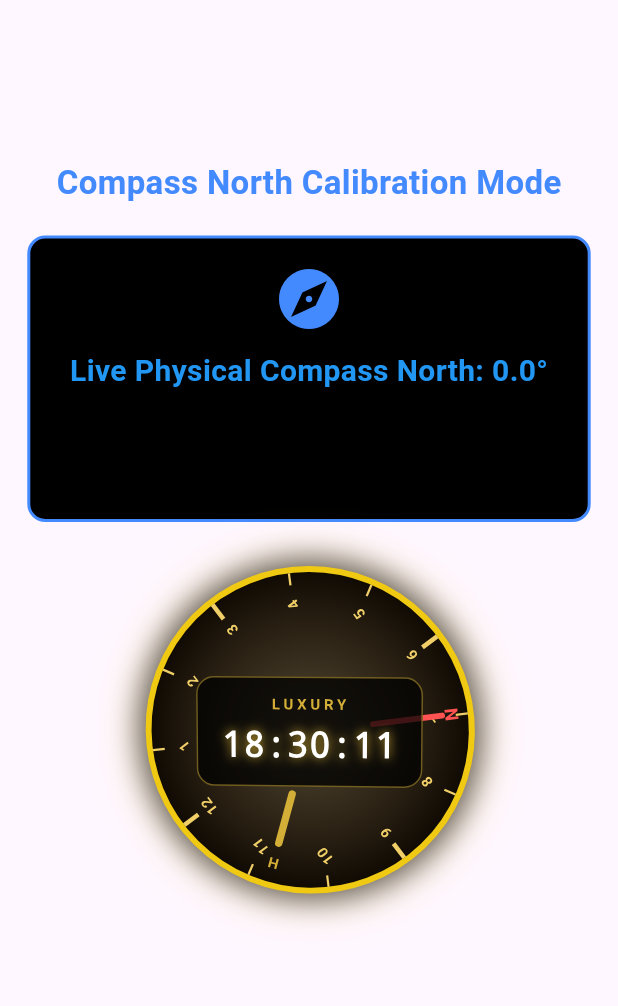
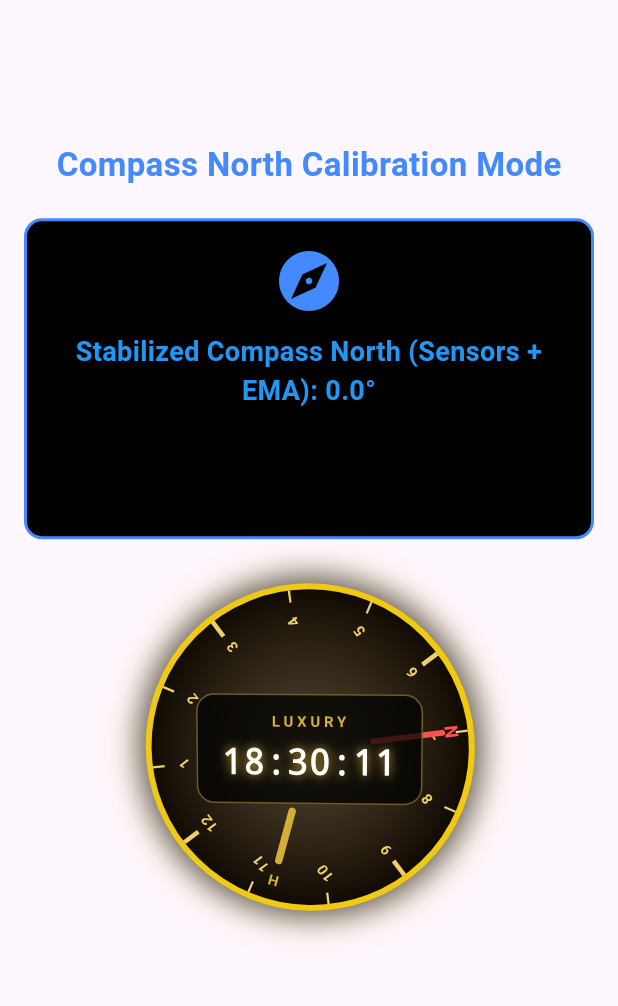
Before and after one commit to tycoh01/north_watch_luxury, a Flutter app: the screen it shows after launch, after a tap on "1. Clock & Sun", after a tap on "2. Sun Input", after a tap on "3. Compass North", on a phone screen of 412 x 824 dp, the part 180-1186 px from its top. Run offline on Flutter 3.47's test engine with Material 3 defaults, Android fonts, the phone set to English and light mode, and no system bars; our stand-ins replace sensors_plus.

Commit message:
Stabilize physical compass using sensors_plus with EMA low-pass filtering and hard-iron calibration; update test suite

```diff
--- a/lib/main.dart
+++ b/lib/main.dart
@@ -77,7 +77,7 @@ class _OfflineWidgetState extends State<OfflineWidget> {
   double _sunClockHours = 12.0; // State 2: Sun direction represented in clock units (0 - 24 hours)
   final TextEditingController _sunController = TextEditingController(text: '12.0');
 
-  // Live physical sensor heading via sensors_plus
+  // Live physical sensor heading via sensors_plus with hard-iron calibration & EMA smoothing
   double _sensorHeading = 0.0;
   StreamSubscription<MagnetometerEvent>? _magnetometerSubscription;
 
@@ -104,7 +104,7 @@ class _OfflineWidgetState extends State<OfflineWidget> {
       });
     });
 
-    // Listen to physical magnetometer events with hard-iron calibration & smoothing filter loop
+    // Listen to physical magnetometer events with hard-iron calibration & EMA low-pass filtering
     try {
       if (!kIsWeb && (defaultTargetPlatform == TargetPlatform.android || defaultTargetPlatform == TargetPlatform.iOS)) {
         _magnetometerSubscription = magnetometerEventStream().listen((MagnetometerEvent event) {
@@ -132,7 +132,7 @@ class _OfflineWidgetState extends State<OfflineWidget> {
             rawHeading += 360.0;
           }
           setState(() {
-            _sensorHeading = (_sensorHeading * 0.8) + (rawHeading * 0.2);
+            _sensorHeading = (_sensorHeading * 0.95) + (rawHeading * 0.05);
           });
         });
       }
@@ -257,7 +257,7 @@ class _OfflineWidgetState extends State<OfflineWidget> {
           children: [
             const Icon(Icons.wb_sunny, size: 64, color: Colors.amber),
             const SizedBox(height: 10),
-            const Text('Sun Intensity: $offlineSun', style: TextStyle(fontSize: 20)),
+            Text('Sun Intensity: $offlineSun', style: const TextStyle(fontSize: 20)),
             const SizedBox(height: 10),
             Text(
               'Sun Vector (Asun: ${sunAzimuth.toStringAsFixed(1)}°, H: ${H.toStringAsFixed(1)}°): Elev ${sunElevation.toStringAsFixed(1)}°',
@@ -271,7 +271,7 @@ class _OfflineWidgetState extends State<OfflineWidget> {
               hourHandAngle: H,
             ),
             const SizedBox(height: 20),
-            const Text(offlineStatus, style: TextStyle(color: Colors.red)),
+            Text(offlineStatus, style: const TextStyle(color: Colors.red)),
             const SizedBox(height: 10),
             const Text('App Version: $appVersion', style: TextStyle(color: Colors.grey)),
           ],
@@ -364,8 +364,9 @@ class _OfflineWidgetState extends State<OfflineWidget> {
                   const Icon(Icons.explore, size: 48, color: Colors.blueAccent),
                   const SizedBox(height: 10),
                   Text(
-                    'Live Physical Compass North: ${physicalNorthHeading.toStringAsFixed(1)}°',
-                    style: const TextStyle(fontSize: 20, fontWeight: FontWeight.bold, color: Colors.blue),
+                    'Stabilized Compass North (Sensors + EMA): ${physicalNorthHeading.toStringAsFixed(1)}°',
+                    style: const TextStyle(fontSize: 18, fontWeight: FontWeight.bold, color: Colors.blue),
+                    textAlign: TextAlign.center,
                   ),
                   const SizedBox(height: 8),
                   Text(
@@ -410,7 +411,7 @@ class _OfflineWidgetState extends State<OfflineWidget> {
                   Row(
                     mainAxisAlignment: MainAxisAlignment.spaceBetween,
                     children: [
-                      const Text('Live Sensor Compass North (Blue P):', style: TextStyle(color: Colors.white70)),
+                      const Text('Stabilized Compass North (Blue P):', style: TextStyle(color: Colors.white70)),
                       Text('${physicalNorthHeading.toStringAsFixed(1)}°', style: const TextStyle(color: Colors.blueAccent, fontWeight: FontWeight.bold)),
                     ],
                   ),
@@ -488,7 +489,7 @@ class _OfflineWidgetState extends State<OfflineWidget> {
           mainAxisAlignment: MainAxisAlignment.center,
           children: [
             const Text(
-              'State 5: Magnet Compass Calibration',
+              'State 5: Stabilized Compass Calibration',
               style: TextStyle(fontSize: 22, fontWeight: FontWeight.bold, color: Colors.purpleAccent),
               textAlign: TextAlign.center,
             ),
@@ -509,11 +510,9 @@ class _OfflineWidgetState extends State<OfflineWidget> {
                     style: TextStyle(fontSize: 16, fontWeight: FontWeight.bold, color: _isCalibrating ? Colors.amber : Colors.greenAccent),
                   ),
                   const SizedBox(height: 10),
-                  Text('Samples Collected: $_calibrationSamples', style: const TextStyle(color: Colors.white70)),
+                  Text('Samples Filtered: $_calibrationSamples', style: const TextStyle(color: Colors.white70)),
                   const SizedBox(height: 6),
-                  Text('Hard-Iron Offsets: X=${_xOffset.toStringAsFixed(2)}, Y=${_yOffset.toStringAsFixed(2)}', style: const TextStyle(color: Colors.white70)),
-                  const SizedBox(height: 6),
-                  Text('Calibrated Heading: ${_sensorHeading.toStringAsFixed(1)}°', style: const TextStyle(color: Colors.blueAccent, fontWeight: FontWeight.bold, fontSize: 18)),
+                  Text('Stabilized Heading: ${_sensorHeading.toStringAsFixed(1)}°', style: const TextStyle(color: Colors.blueAccent, fontWeight: FontWeight.bold, fontSize: 18)),
                   const SizedBox(height: 15),
                   Row(
                     mainAxisAlignment: MainAxisAlignment.center,
@@ -675,7 +674,7 @@ class _LuxuryCircularClockState extends State<LuxuryCircularClock> with SingleTi
             : null;
 
         // Instantiate SunDialRing mathematical object (Iterable<int> Z/12Z)
-        const SunDialRing dialRing = SunDialRing(modulus: 12);
+        final SunDialRing dialRing = const SunDialRing(modulus: 12);
         final List<int> hours = dialRing.toList();
 
         return Transform(
```
Also changed, not shown: 1 other file.
